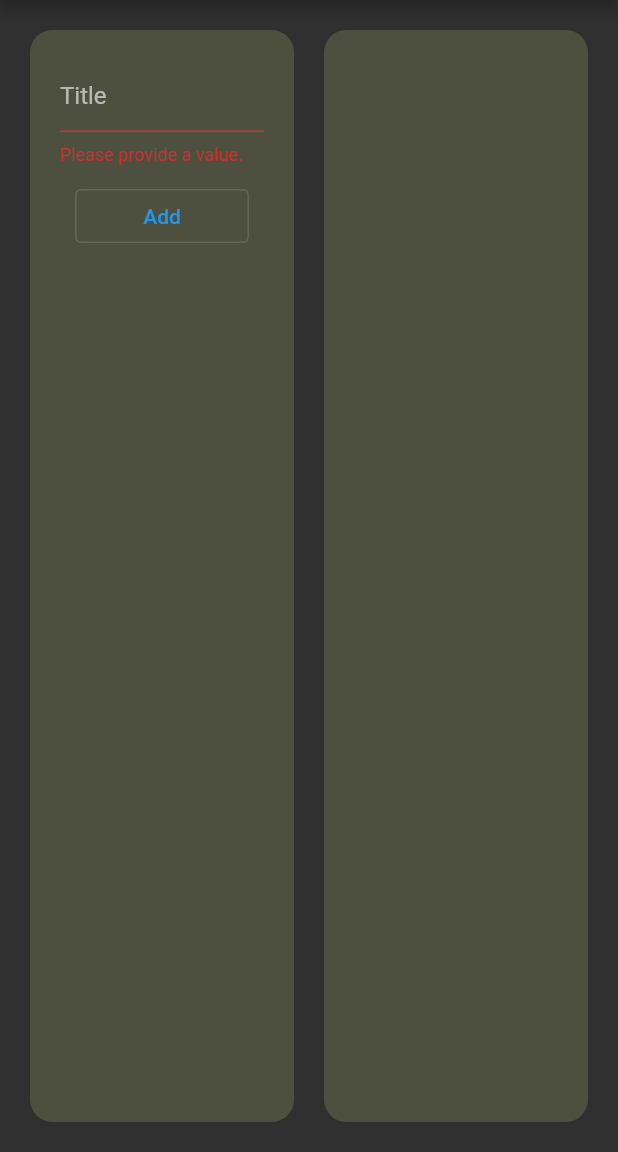
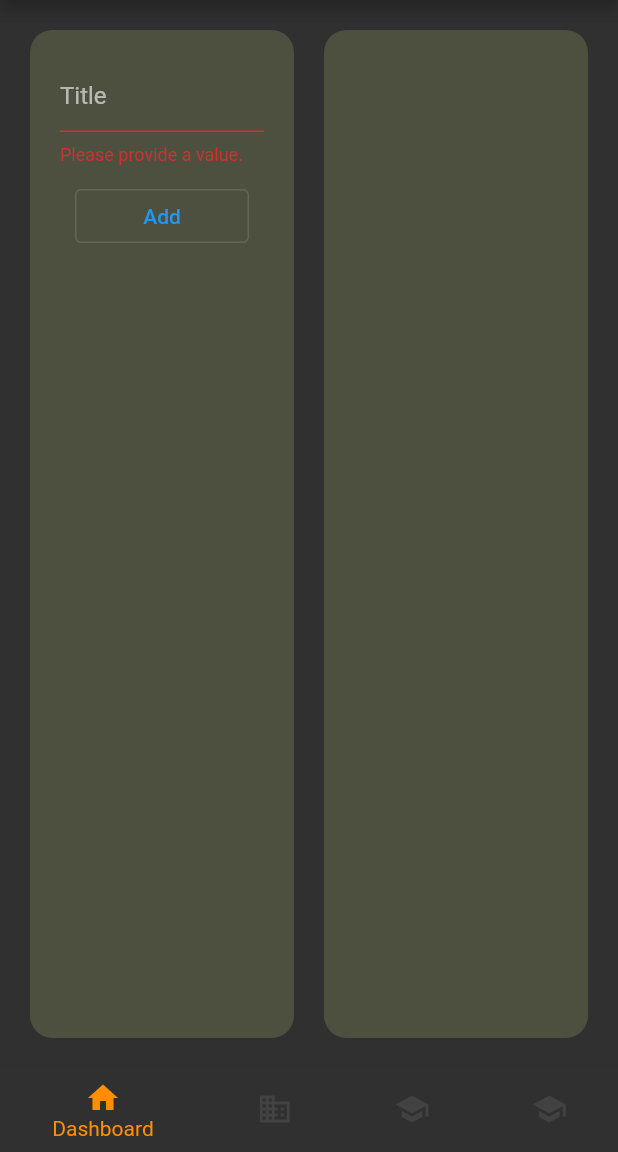
Before and after one commit to aarti1908/FlutterTodoApp, a Flutter app: the screen it shows after launch, after a tap on "Add", on a phone screen of 412 x 824 dp, the part 84-1236 px from its top. Run offline on Flutter 3.47's test engine with Material 2 defaults, Android fonts, the phone set to English and light mode, and no system bars; missing offline and left inert: greetingcard; network calls fail; Roboto replaces fonts that are missing (Georgia, Hind).

```diff
--- a/lib/main.dart
+++ b/lib/main.dart
@@ -1,5 +1,7 @@
 import 'package:flutter/material.dart';
-import '/screens/dashboard.dart';
+import 'package:flutter_todo_app/screens/app.dart';
+import 'package:flutter_todo_app/screens/appreciations.dart';
+import 'package:flutter_todo_app/screens/tasks.dart';
 import './providers/todo.dart';
 import 'package:provider/provider.dart';
 
@@ -25,22 +27,19 @@ class MyApp extends StatelessWidget {
           // UI
           brightness: Brightness.dark,
           primaryColor: Colors.lightBlue[800],
-
-          // font
           fontFamily: 'Georgia',
           //text style
-          textTheme: TextTheme(
+          textTheme: const TextTheme(
             headline1: TextStyle(fontSize: 72.0, fontWeight: FontWeight.bold),
             headline6: TextStyle(fontSize: 36.0, fontStyle: FontStyle.italic),
             bodyText2: TextStyle(fontSize: 14.0, fontFamily: 'Hind'),
           ),
         ),
-        home: Scaffold(
-          appBar: AppBar(
-            title: const Text('Todo'),
-          ),
-          body: Dashboard(),
-        ),
+        home: const App(),
+        routes: {
+          Tasks.routeName: (ctx) => const Tasks(),
+          Appreciations.routeName: (ctx) => const Appreciations()
+        },
       ),
     );
   }
--- /dev/null
+++ b/lib/screens/app.dart
@@ -0,0 +1,73 @@
+import 'package:flutter/material.dart';
+import 'package:flutter_todo_app/screens/appreciations.dart';
+import 'package:flutter_todo_app/screens/tasks.dart';
+import 'package:flutter_todo_app/screens/timer.dart';
+import 'dashboard.dart';
+
+class App extends StatefulWidget {
+  const App({super.key});
+
+  @override
+  State<App> createState() => _AppState();
+}
+
+class _AppState extends State<App> {
+  int _selectedIndex = 0;
+
+  _currentPage(index) {
+    switch (index) {
+      case 0:
+        return const Dashboard();
+        break;
+      case 1:
+        return const Tasks();
+        break;
+      case 2:
+        return const Appreciations();
+        break;
+      case 3:
+        return const Timer();
+        break;
+      default:
+    }
+  }
+
+  void _onItemTapped(int index) {
+    setState(() {
+      _selectedIndex = index;
+    });
+  }
+
+  @override
+  Widget build(BuildContext context) {
+    return Scaffold(
+      appBar: AppBar(
+        title: const Text('Todo'),
+      ),
+      body: _currentPage(_selectedIndex),
+      bottomNavigationBar: BottomNavigationBar(
+        items: const <BottomNavigationBarItem>[
+          BottomNavigationBarItem(
+            icon: Icon(Icons.home),
+            label: 'Dashboard',
+          ),
+          BottomNavigationBarItem(
+            icon: Icon(Icons.business),
+            label: 'Tasks',
+          ),
+          BottomNavigationBarItem(
+            icon: Icon(Icons.school),
+            label: 'Appreciations',
+          ),
+          BottomNavigationBarItem(
+            icon: Icon(Icons.school),
+            label: 'Timer',
+          ),
+        ],
+        currentIndex: _selectedIndex,
+        selectedItemColor: Colors.amber[800],
+        onTap: _onItemTapped,
+      ),
+    );
+  }
+}
--- a/lib/widgets/addTodo.dart
+++ b/lib/widgets/addTodo.dart
@@ -1,5 +1,3 @@
-import 'package:flutter/cupertino.dart';
-
 import 'package:flutter/material.dart';
 import 'package:provider/provider.dart';
 import '/models/todoItem.dart';
@@ -16,7 +14,7 @@ class _AddTodoScreenState extends State<AddTodo> {
 
   var _todo = TodoItem(
     id: '',
-    title: 'ZXzX',
+    title: '',
   );
 
   Future<void> _addTodo() async {
@@ -61,8 +59,10 @@ class _AddTodoScreenState extends State<AddTodo> {
                 onPressed: _addTodo,
                 child: const Text('Add'),
               ),
-                )
+            ),
           ],
-            )));
+        ),
+      ),
+    );
   }
 }
--- a/pubspec.yaml
+++ b/pubspec.yaml
@@ -38,6 +38,11 @@ dependencies:
   cupertino_icons: ^1.0.2
   http: ^0.13.5
   provider: ^6.0.5
+  greetingcard:
+    path: '../greetingcard'
+  build_runner: ^2.1.7
+  freezed: ^1.1.1
+  freezed_annotation: ^1.1.0
 
 dev_dependencies:
   flutter_test:
```
Also changed, not shown: lib/screens/appreciations.dart (added, +30 -0 lines), lib/screens/dashboard.dart (+6 -2 lines), lib/screens/tasks.dart (added, +14 -0 lines), lib/screens/timer.dart (added, +80 -0 lines), lib/models/test.model.dart (added). Lines whose indentation alone changed are shown as unchanged.
